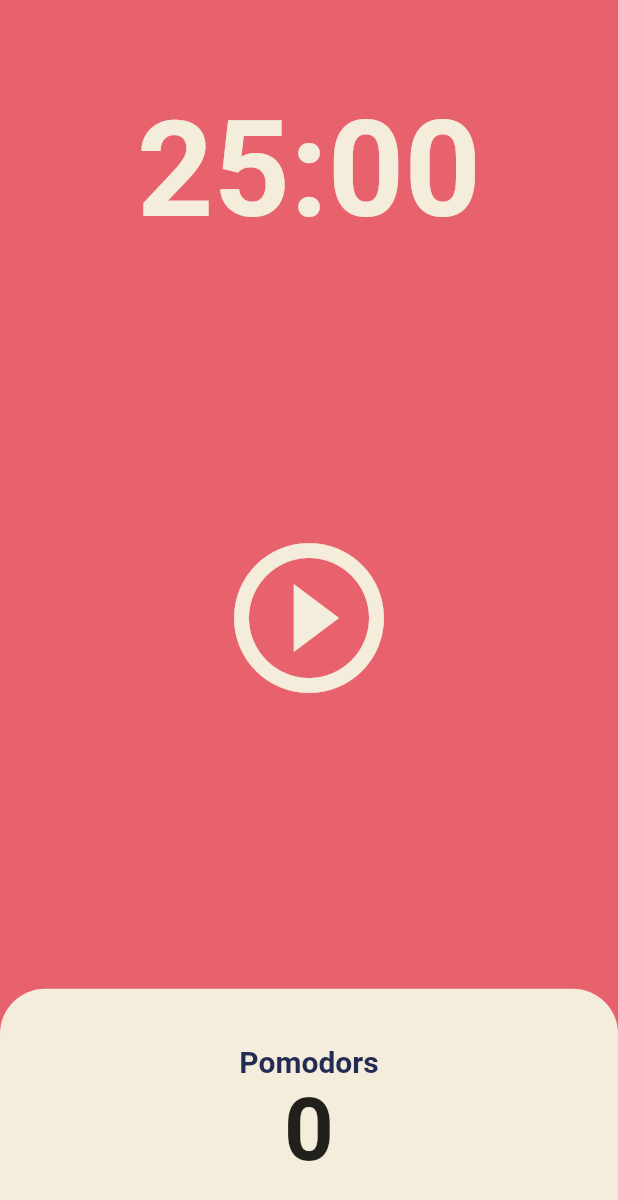
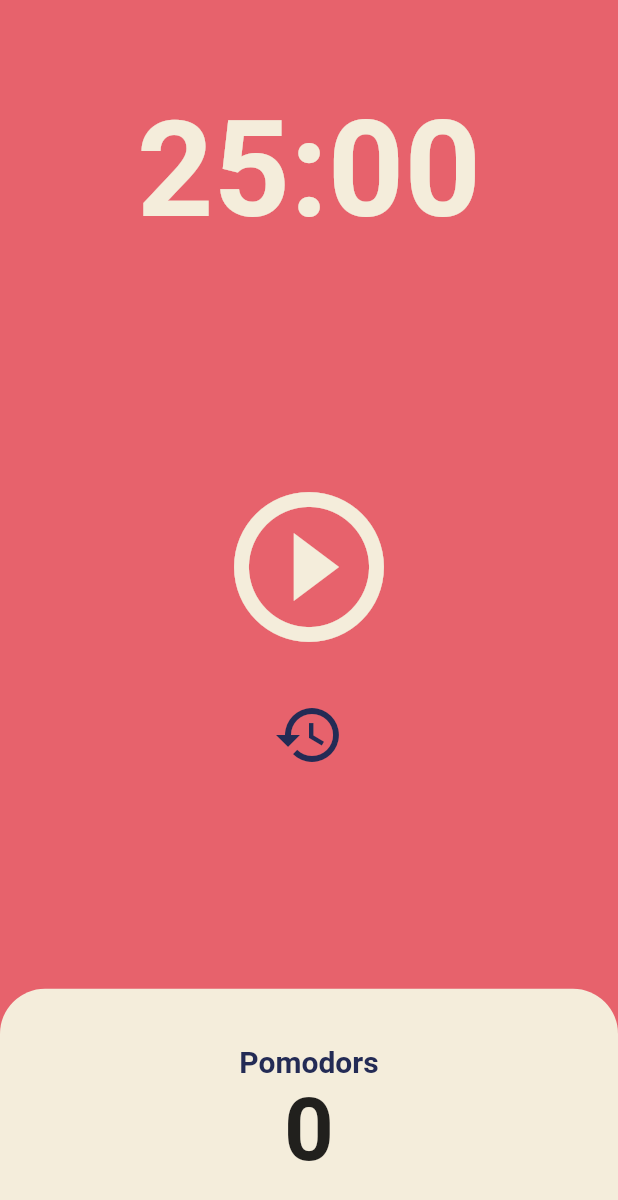
Before and after one commit to dong99u/flutter_clone_study, a Flutter app: the screen it shows after launch, on a phone screen of 412 x 824 dp. Shown: the top 1200 px of the screen. Run offline on Flutter 3.47's test engine with Material 2 defaults, Android fonts, the phone set to English and light mode, and no system bars.

Commit message:
pomodoro reset button

```diff
--- a/pomodoro/lib/screens/home_screen.dart
+++ b/pomodoro/lib/screens/home_screen.dart
@@ -55,6 +55,14 @@
     });
   }
 
+  void onResetPressed() {
+    timer.cancel();
+    setState(() {
+      totalSeconds = 1500;
+      isRunning = false;
+    });
+  }
+
   @override
   Widget build(BuildContext context) {
     return Scaffold(
@@ -76,7 +84,10 @@
             ),
             Flexible(
               flex: 3,
-              child: Center(
+              child: Column(
+                mainAxisAlignment: MainAxisAlignment.center,
+                children: [
+                  Center(
                     child: IconButton(
                       iconSize: 120,
                       color: Theme.of(context).cardColor,
@@ -85,6 +96,19 @@
                           ? Icons.pause_circle_outline_outlined
                           : Icons.play_circle_outline),
                     ),
+                  ),
+                  const SizedBox(height: 20),
+                  Center(
+                    child: Transform.scale(
+                      scale: 2,
+                      child: IconButton(
+                        color: Theme.of(context).textTheme.displayLarge!.color,
+                        icon: const Icon(Icons.restore_outlined),
+                        onPressed: onResetPressed,
+                      ),
+                    ),
+                  )
+                ],
               ),
             ),
             Flexible(
```
Lines whose indentation alone changed are shown as unchanged.
